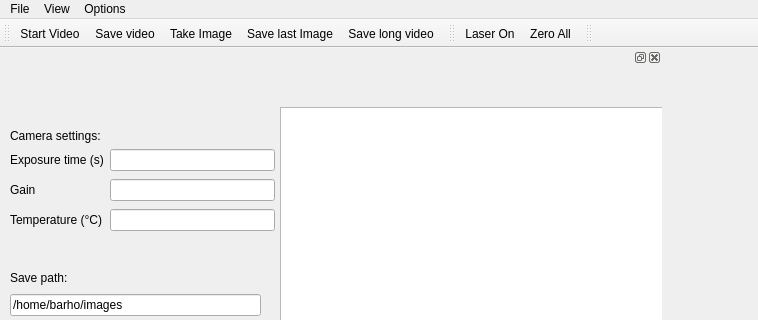
Before: the Qt Designer form gui/fluorescence_microscopy/ui_basic.ui in fbarho/qudi-cbs, drawn with Qt 5; both pictures show x 0 to 758 and y 0 to 320 of the 1109 by 800 pixel window.
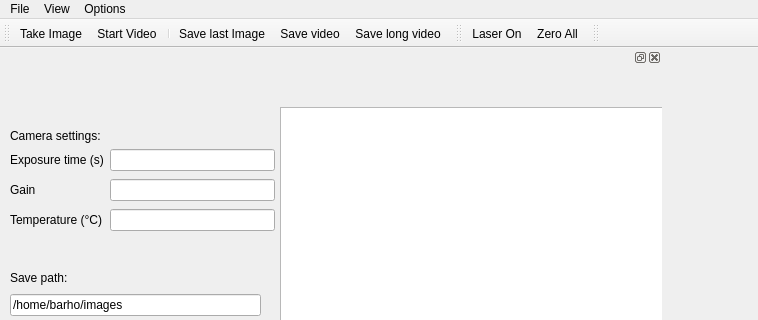
After: the same form once the commit is applied. Custom widgets are drawn as their Qt base class.

Commit message:
improved the save video related methods and connected them to gui
still missing: dialog to get number of frames and pathname

```diff
--- a/gui/fluorescence_microscopy/ui_basic.ui
+++ b/gui/fluorescence_microscopy/ui_basic.ui
@@ -59,10 +59,11 @@
    <attribute name="toolBarBreak">
     <bool>false</bool>
    </attribute>
-   <addaction name="start_video_Action"/>
-   <addaction name="save_video_Action"/>
    <addaction name="take_image_Action"/>
+   <addaction name="start_video_Action"/>
+   <addaction name="separator"/>
    <addaction name="save_last_image_Action"/>
+   <addaction name="save_video_Action"/>
    <addaction name="spooling_Action"/>
   </widget>
   <widget class="QDockWidget" name="laser_control_DockWidget">
```
Left out of the diff: 185 changed lines with no effect on the pictures. The commit also changes 6 other files.
